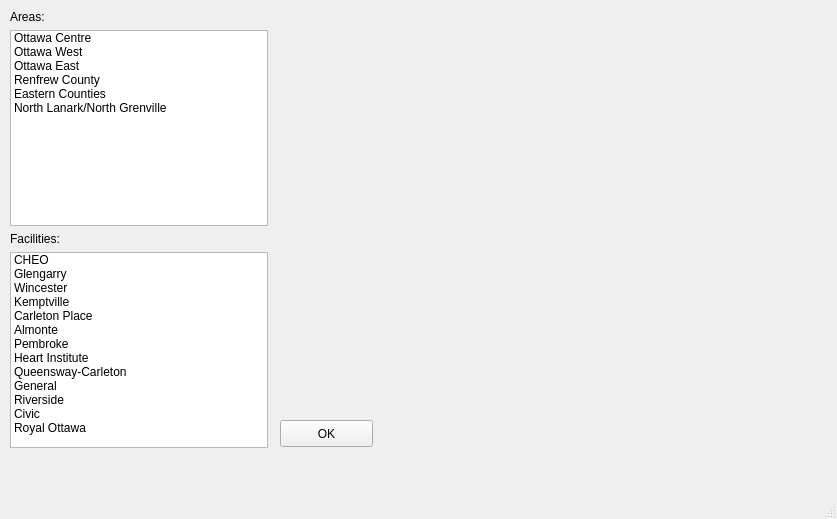
First picture: the form in map.ui, repository hummushaman/EOBCproject, before the edit.
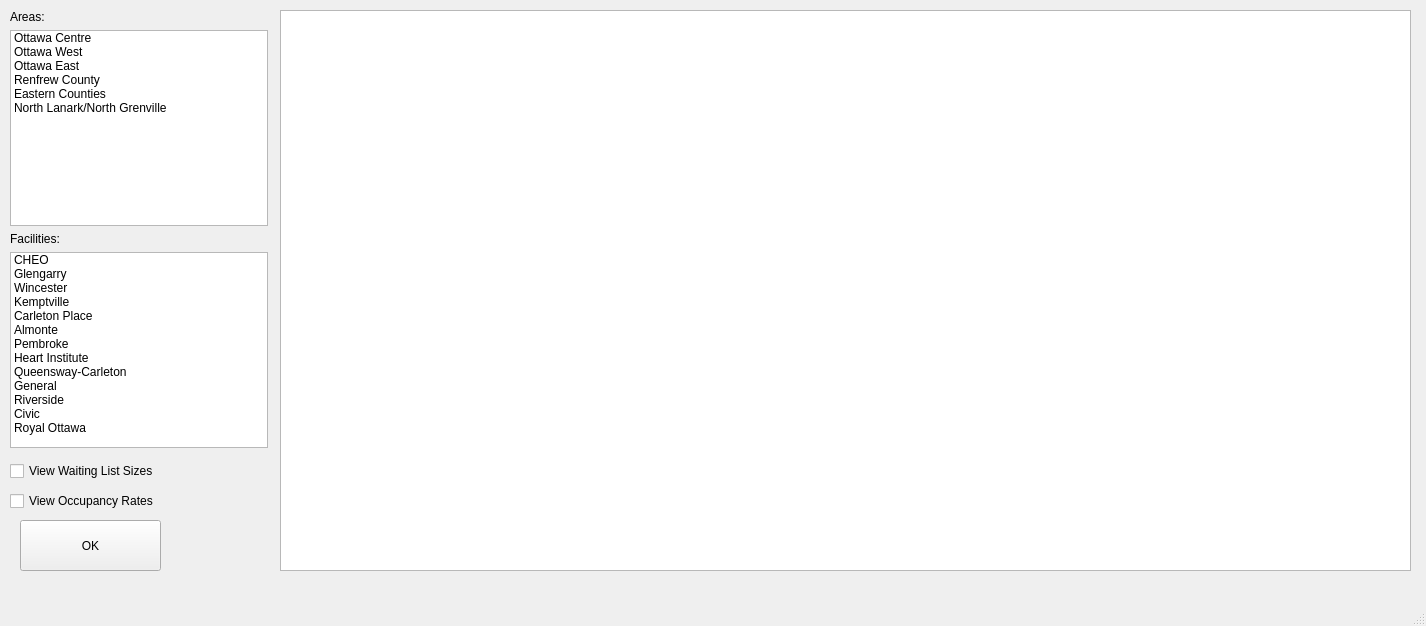
Second picture: the form after the edit. Icons and pictures are not drawn.

Diff of the .ui file:
```diff
--- a/map.ui
+++ b/map.ui
@@ -6,8 +6,8 @@
    <rect>
     <x>0</x>
     <y>0</y>
-    <width>837</width>
-    <height>519</height>
+    <width>1426</width>
+    <height>626</height>
    </rect>
   </property>
   <property name="windowTitle">
@@ -206,33 +206,50 @@
    <widget class="QPushButton" name="OKButton">
     <property name="geometry">
      <rect>
-      <x>280</x>
-      <y>420</y>
-      <width>93</width>
-      <height>27</height>
+      <x>20</x>
+      <y>520</y>
+      <width>141</width>
+      <height>51</height>
      </rect>
     </property>
     <property name="text">
      <string>OK</string>
     </property>
    </widget>
-   <widget class="QLabel" name="image_label">
+   <widget class="QGraphicsView" name="mapview">
     <property name="geometry">
      <rect>
       <x>280</x>
-      <y>30</y>
-      <width>541</width>
-      <height>291</height>
+      <y>10</y>
+      <width>1131</width>
+      <height>561</height>
      </rect>
     </property>
+   </widget>
+   <widget class="QCheckBox" name="viewOccRates">
+    <property name="geometry">
+     <rect>
+      <x>10</x>
+      <y>490</y>
+      <width>181</width>
+      <height>22</height>
+     </rect>
+    </property>
     <property name="text">
-     <string/>
+     <string>View Occupancy Rates</string>
     </property>
-    <property name="pixmap">
-     <pixmap>../map.svg</pixmap>
+   </widget>
+   <widget class="QCheckBox" name="viewWLsizes">
+    <property name="geometry">
+     <rect>
+      <x>10</x>
+      <y>460</y>
+      <width>231</width>
+      <height>22</height>
+     </rect>
     </property>
-    <property name="scaledContents">
-     <bool>true</bool>
+    <property name="text">
+     <string>View Waiting List Sizes</string>
     </property>
    </widget>
   </widget>
```
Left out of the diff: 2 changed lines with no effect on the pictures.
